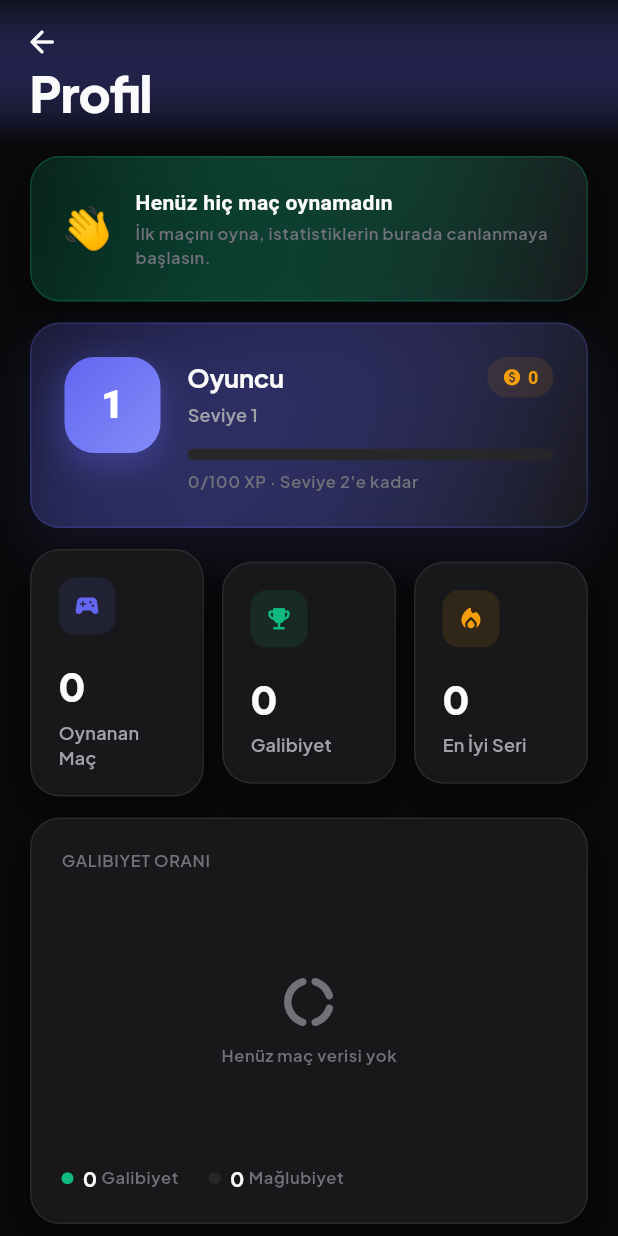
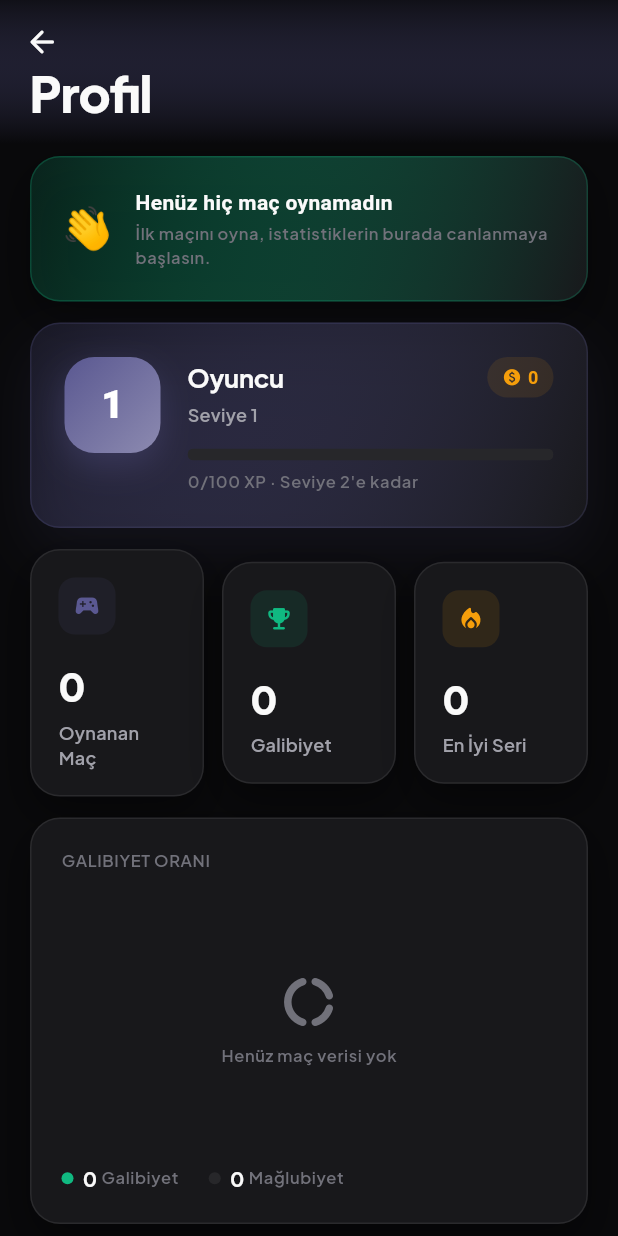
Before and after one commit to ferdidrgn/AZOyun, a Flutter app: the screen it shows after launch, after a tap on "Geç", after a tap on "Profilim", on a phone screen of 412 x 824 dp. Run offline on Flutter 3.47's test engine with Material 3 defaults, Android fonts, the phone set to English and light mode, and no system bars; drawn by our look-alikes of dynamic_color, flutter_animate; our stand-ins replace app_links, firebase_analytics, firebase_core, firebase_crashlytics, firebase_database, firebase_messaging and 11 more; missing offline and left inert: games_services; accounts and stored records are empty; network calls fail.

Commit message:
Profil dashboard'u artık Ayarlar'daki özel renkle boyanıyor
DashTokens.indigo/indigoSoft sabit mor kullanıyordu — kullanıcı Ayarlar'dan
başka bir renk seçse bile Profil ekranının seviye rozeti, XP çubuğu, başarım
vurgusu hep aynı mor kalıyordu. Yeni DashTokens.accent(context)/accentSoft
Theme.of(context).colorScheme.primary'den türetiliyor; 6 dosyadaki 18
kullanım yeri buna geçirildi. Semantik renkler (emerald/amber/rose) sabit
kaldı.

```diff
--- a/lib/core/theme/dashboard_tokens.dart
+++ b/lib/core/theme/dashboard_tokens.dart
@@ -25,12 +25,35 @@ abstract class DashTokens {
   static const textTertiary  = Color(0xFF71717A);
 
   // ── Aksan renkleri ──────────────────────────────────────────────────────
-  static const indigo      = Color(0xFF6366F1); // Elektrik İndigo — birincil aksan
+  // `indigo`/`indigoSoft` sabitleri SADECE context'in olmadığı yerler için
+  // (ör. bir CustomPainter) yedek olarak kalır. Görünür tüm marka aksanı
+  // artık [accent]/[accentSoft] ile kullanıcının Ayarlar'da seçtiği renge
+  // göre boyanıyor — önceden bu dashboard sabit indigo kullanıyordu, bu da
+  // kullanıcı Ayarlar'dan başka bir renk seçse bile Profil ekranının hep
+  // aynı mor/indigo kalmasına yol açıyordu ("Home/Settings'teki renkle
+  // uyuşmuyor" şikayetinin kaynağı).
+  static const indigo      = Color(0xFF6366F1); // Elektrik İndigo — varsayılan/yedek
   static const indigoSoft  = Color(0xFF818CF8);
-  static const emerald     = Color(0xFF10B981); // Zümrüt Nane — başarı/galibiyet
+  static const emerald     = Color(0xFF10B981); // Zümrüt Nane — başarı/galibiyet (sabit, semantik)
   static const emeraldSoft = Color(0xFF34D399);
-  static const amber       = Color(0xFFF59E0B); // uyarı/coin
-  static const rose        = Color(0xFFF43F5E); // mağlubiyet/negatif
+  static const amber       = Color(0xFFF59E0B); // uyarı/coin (sabit, semantik)
+  static const rose        = Color(0xFFF43F5E); // mağlubiyet/negatif (sabit, semantik)
+
+  /// Kullanıcının o an aktif temasının birincil rengi — Ayarlar'da "Özel
+  /// Renk" ya da "Telefonun Teması" seçiliyse gerçekten o renk, aksi halde
+  /// uygulamanın varsayılan mor/indigo'su. Dashboard'un marka aksanı
+  /// (seviye rozeti, XP çubuğu, vurgulanan kartlar) buradan gelir.
+  static Color accent(BuildContext context) => Theme.of(context).colorScheme.primary;
+
+  /// [accent]'in daha açık/parlak varyantı — gradyanların ikinci durağı,
+  /// "bağlı/aktif" ikon rengi gibi yerlerde kullanılır.
+  static Color accentSoft(BuildContext context) {
+    final hsl = HSLColor.fromColor(accent(context));
+    return hsl
+        .withLightness((hsl.lightness + 0.16).clamp(0.0, 1.0))
+        .withSaturation((hsl.saturation - 0.05).clamp(0.0, 1.0))
+        .toColor();
+  }
 
   static const cardRadius = 20.0;
   static const chipRadius = 12.0;
--- a/lib/features/profile/profile_screen.dart
+++ b/lib/features/profile/profile_screen.dart
@@ -86,7 +86,7 @@ class _ProfileScreenState extends State<ProfileScreen> {
                 decoration: BoxDecoration(
                   gradient: LinearGradient(
                     begin: Alignment.topCenter, end: Alignment.bottomCenter,
-                    colors: [DashTokens.indigo.withAlpha(24), DashTokens.canvas],
+                    colors: [DashTokens.accent(context).withAlpha(24), DashTokens.canvas],
                   ),
                 ),
               ),
@@ -197,7 +197,7 @@ class _MobileContent extends StatelessWidget {
             icon: Icons.sports_esports_rounded,
             value: '${p.gamesPlayed}',
             label: 'Oynanan Maç',
-            accent: DashTokens.indigo,
+            accent: DashTokens.accent(context),
           ),
         ),
         const SizedBox(width: 12),
@@ -278,7 +278,7 @@ class _DesktopContent extends StatelessWidget {
                     icon: Icons.sports_esports_rounded,
                     value: '${p.gamesPlayed}',
                     label: 'Oynanan Maç',
-                    accent: DashTokens.indigo,
+                    accent: DashTokens.accent(context),
                   ),
                 ),
                 const SizedBox(width: 16),
--- a/lib/features/profile/widgets/achievement_bento_tile.dart
+++ b/lib/features/profile/widgets/achievement_bento_tile.dart
@@ -22,10 +22,11 @@ class AchievementBentoTile extends StatelessWidget {
 
   @override
   Widget build(BuildContext context) {
+    final accent = DashTokens.accent(context);
     final tile = BentoCard(
       padding: const EdgeInsets.all(14),
       color: unlocked ? DashTokens.surfaceHi : DashTokens.surface,
-      borderColor: unlocked ? DashTokens.indigo.withAlpha(60) : DashTokens.border,
+      borderColor: unlocked ? accent.withAlpha(60) : DashTokens.border,
       child: Column(
         crossAxisAlignment: CrossAxisAlignment.start,
         children: [
@@ -35,7 +36,7 @@ class AchievementBentoTile extends StatelessWidget {
               height: 36,
               alignment: Alignment.center,
               decoration: BoxDecoration(
-                color: unlocked ? DashTokens.indigo.withAlpha(30) : DashTokens.highlight,
+                color: unlocked ? accent.withAlpha(30) : DashTokens.highlight,
                 borderRadius: BorderRadius.circular(10),
               ),
               child: Opacity(
--- a/lib/features/profile/widgets/bento_card.dart
+++ b/lib/features/profile/widgets/bento_card.dart
@@ -38,8 +38,8 @@ class BentoCard extends StatelessWidget {
       child: InkWell(
         onTap: onTap,
         borderRadius: BorderRadius.circular(DashTokens.cardRadius),
-        splashColor: DashTokens.indigo.withAlpha(30),
-        highlightColor: DashTokens.indigo.withAlpha(15),
+        splashColor: DashTokens.accent(context).withAlpha(30),
+        highlightColor: DashTokens.accent(context).withAlpha(15),
         child: content,
       ),
     );
--- a/lib/features/profile/widgets/game_variety_chart.dart
+++ b/lib/features/profile/widgets/game_variety_chart.dart
@@ -22,6 +22,7 @@ class GameVarietyChart extends StatelessWidget {
     final quickTotal = kQuickGameIds.length;
     final onlineTotal = kOnlineGameIds.length;
     final maxTotal = [quickTotal, onlineTotal].reduce((a, b) => a > b ? a : b);
+    final accent = DashTokens.accent(context);
 
     return BentoCard(
       child: Column(
@@ -60,7 +61,7 @@ class GameVarietyChart extends StatelessWidget {
                   BarChartGroupData(x: 0, barRods: [
                     BarChartRodData(
                       toY: quickPlayed.toDouble(),
-                      color: DashTokens.indigo,
+                      color: accent,
                       width: 34,
                       borderRadius: BorderRadius.circular(8),
                       backDrawRodData: BackgroundBarChartRodData(
@@ -87,7 +88,7 @@ class GameVarietyChart extends StatelessWidget {
           const SizedBox(height: 16),
           Row(children: [
             _CoverageChip(
-                color: DashTokens.indigo, played: quickPlayed, total: quickTotal, label: 'Hızlı'),
+                color: accent, played: quickPlayed, total: quickTotal, label: 'Hızlı'),
             const SizedBox(width: 16),
             _CoverageChip(
                 color: DashTokens.emerald, played: onlinePlayed, total: onlineTotal, label: 'Online'),
--- a/lib/features/profile/widgets/play_games_banner.dart
+++ b/lib/features/profile/widgets/play_games_banner.dart
@@ -26,12 +26,12 @@ class PlayGamesBanner extends StatelessWidget {
             height: 40,
             alignment: Alignment.center,
             decoration: BoxDecoration(
-              color: (connected ? DashTokens.emerald : DashTokens.indigo).withAlpha(28),
+              color: (connected ? DashTokens.emerald : DashTokens.accent(context)).withAlpha(28),
               borderRadius: BorderRadius.circular(12),
             ),
             child: Icon(
               connected ? Icons.cloud_done_rounded : Icons.videogame_asset_rounded,
-              color: connected ? DashTokens.emeraldSoft : DashTokens.indigoSoft,
+              color: connected ? DashTokens.emeraldSoft : DashTokens.accentSoft(context),
               size: 20,
             ),
           ),
@@ -58,7 +58,7 @@ class PlayGamesBanner extends StatelessWidget {
           if (connecting)
             SizedBox(
                 width: 18, height: 18,
-                child: CircularProgressIndicator(strokeWidth: 2, color: DashTokens.indigoSoft))
+                child: CircularProgressIndicator(strokeWidth: 2, color: DashTokens.accentSoft(context)))
           else if (!connected)
             Icon(Icons.chevron_right_rounded, color: DashTokens.textTertiary),
         ]),
--- a/lib/features/profile/widgets/profile_hero_card.dart
+++ b/lib/features/profile/widgets/profile_hero_card.dart
@@ -22,19 +22,21 @@ class ProfileHeroCard extends StatelessWidget {
   @override
   Widget build(BuildContext context) {
     final progress = (xpIntoLevel / xpPerLevel).clamp(0.0, 1.0);
+    final accent = DashTokens.accent(context);
+    final accentSoft = DashTokens.accentSoft(context);
 
     return Container(
       padding: const EdgeInsets.all(22),
       decoration: BoxDecoration(
         borderRadius: BorderRadius.circular(DashTokens.cardRadius),
-        border: Border.all(color: DashTokens.indigo.withAlpha(60)),
+        border: Border.all(color: accent.withAlpha(60)),
         gradient: LinearGradient(
           begin: Alignment.topLeft,
           end: Alignment.bottomRight,
-          colors: [DashTokens.indigo.withAlpha(46), DashTokens.surface],
+          colors: [accent.withAlpha(46), DashTokens.surface],
         ),
         boxShadow: [
-          BoxShadow(color: DashTokens.indigo.withAlpha(30), blurRadius: 32, offset: const Offset(0, 16)),
+          BoxShadow(color: accent.withAlpha(30), blurRadius: 32, offset: const Offset(0, 16)),
         ],
       ),
       child: Row(
@@ -46,12 +48,12 @@ class ProfileHeroCard extends StatelessWidget {
             alignment: Alignment.center,
             decoration: BoxDecoration(
               borderRadius: BorderRadius.circular(20),
-              gradient: const LinearGradient(
+              gradient: LinearGradient(
                 begin: Alignment.topLeft, end: Alignment.bottomRight,
-                colors: [DashTokens.indigo, DashTokens.indigoSoft],
+                colors: [accent, accentSoft],
               ),
               boxShadow: [
-                BoxShadow(color: DashTokens.indigo.withAlpha(90), blurRadius: 18, offset: const Offset(0, 8)),
+                BoxShadow(color: accent.withAlpha(90), blurRadius: 18, offset: const Offset(0, 8)),
               ],
             ),
             child: Text('$level',
@@ -96,9 +98,8 @@ class ProfileHeroCard extends StatelessWidget {
                       widthFactor: progress,
                       child: Container(
                         height: 8,
-                        decoration: const BoxDecoration(
-                          gradient: LinearGradient(
-                              colors: [DashTokens.indigo, DashTokens.indigoSoft]),
+                        decoration: BoxDecoration(
+                          gradient: LinearGradient(colors: [accent, accentSoft]),
                         ),
                       ),
                     ),
```
Also changed, not shown: 1 other file.
